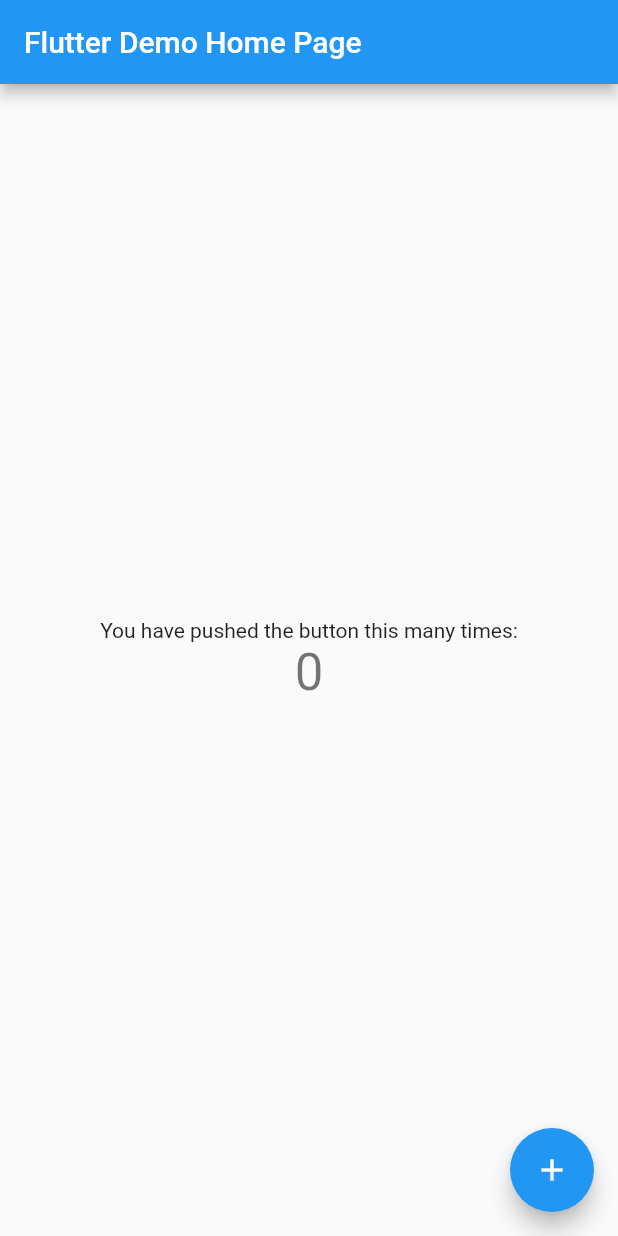
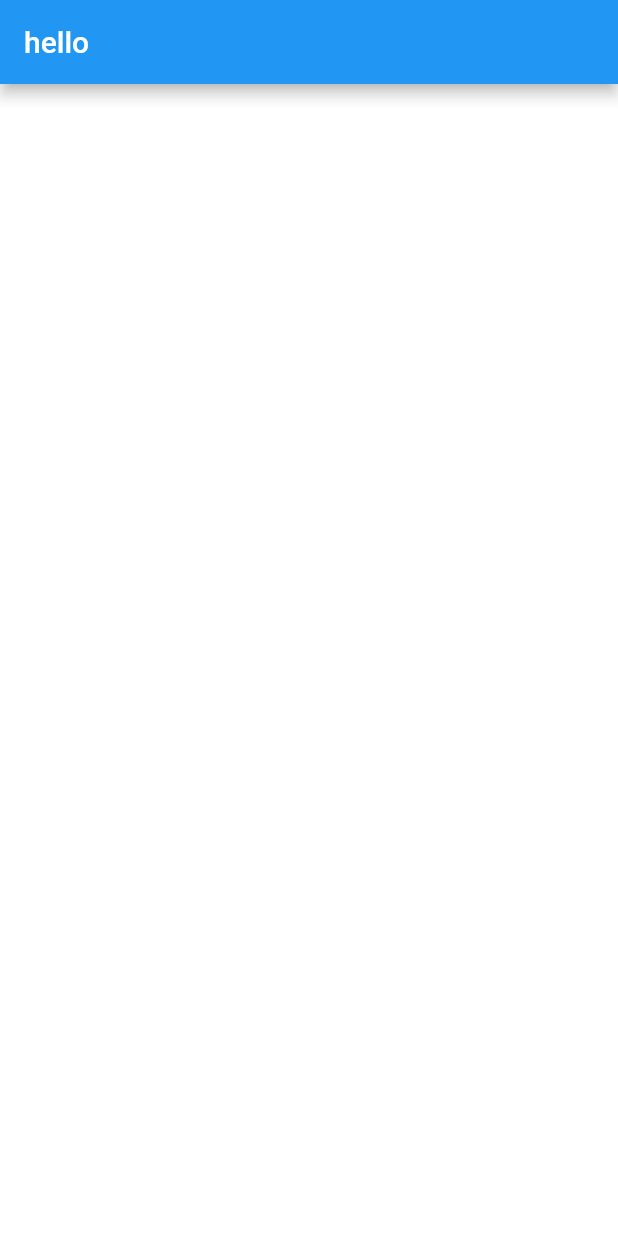
Before and after one commit to nishtha-dev/Inherited_widget_explore, a Flutter app: the screen it shows after launch, on a phone screen of 412 x 824 dp. Run offline on Flutter 3.47's test engine with Material 2 defaults, Android fonts, the phone set to English and light mode, and no system bars.

Commit message:
first commit

```diff
--- a/lib/main.dart
+++ b/lib/main.dart
@@ -1,4 +1,5 @@
 import 'package:flutter/material.dart';
+import 'package:uuid/uuid.dart';
 
 void main() {
   runApp(const MyApp());
@@ -11,105 +12,81 @@
   @override
   Widget build(BuildContext context) {
     return MaterialApp(
+      debugShowCheckedModeBanner: false,
       title: 'Flutter Demo',
       theme: ThemeData(
-        // This is the theme of your application.
-        //
-        // Try running your application with "flutter run". You'll see the
-        // application has a blue toolbar. Then, without quitting the app, try
-        // changing the primarySwatch below to Colors.green and then invoke
-        // "hot reload" (press "r" in the console where you ran "flutter run",
-        // or simply save your changes to "hot reload" in a Flutter IDE).
-        // Notice that the counter didn't reset back to zero; the application
-        // is not restarted.
         primarySwatch: Colors.blue,
       ),
-      home: const MyHomePage(title: 'Flutter Demo Home Page'),
+      home: ApiProvider(
+        api: Api(),
+        child: const HomePage()),
     );
   }
 }
 
-class MyHomePage extends StatefulWidget {
-  const MyHomePage({Key? key, required this.title}) : super(key: key);
-
-  // This widget is the home page of your application. It is stateful, meaning
-  // that it has a State object (defined below) that contains fields that affect
-  // how it looks.
-
-  // This class is the configuration for the state. It holds the values (in this
-  // case the title) provided by the parent (in this case the App widget) and
-  // used by the build method of the State. Fields in a Widget subclass are
-  // always marked "final".
-
-  final String title;
+class HomePage extends StatefulWidget {
+  const HomePage({Key? key}) : super(key: key);
 
   @override
-  State<MyHomePage> createState() => _MyHomePageState();
+  State<HomePage> createState() => _HomePageState();
 }
 
-class _MyHomePageState extends State<MyHomePage> {
-  int _counter = 0;
-
-  void _incrementCounter() {
-    setState(() {
-      // This call to setState tells the Flutter framework that something has
-      // changed in this State, which causes it to rerun the build method below
-      // so that the display can reflect the updated values. If we changed
-      // _counter without calling setState(), then the build method would not be
-      // called again, and so nothing would appear to happen.
-      _counter++;
-    });
-  }
+class _HomePageState extends State<HomePage> {
+  String title = 'hello';
 
   @override
   Widget build(BuildContext context) {
-    // This method is rerun every time setState is called, for instance as done
-    // by the _incrementCounter method above.
-    //
-    // The Flutter framework has been optimized to make rerunning build methods
-    // fast, so that you can just rebuild anything that needs updating rather
-    // than having to individually change instances of widgets.
     return Scaffold(
       appBar: AppBar(
-        // Here we take the value from the MyHomePage object that was created by
-        // the App.build method, and use it to set our appbar title.
-        title: Text(widget.title),
+        title: Text(title),
       ),
-      body: Center(
-        // Center is a layout widget. It takes a single child and positions it
-        // in the middle of the parent.
-        child: Column(
-          // Column is also a layout widget. It takes a list of children and
-          // arranges them vertically. By default, it sizes itself to fit its
-          // children horizontally, and tries to be as tall as its parent.
-          //
-          // Invoke "debug painting" (press "p" in the console, choose the
-          // "Toggle Debug Paint" action from the Flutter Inspector in Android
-          // Studio, or the "Toggle Debug Paint" command in Visual Studio Code)
-          // to see the wireframe for each widget.
-          //
-          // Column has various properties to control how it sizes itself and
-          // how it positions its children. Here we use mainAxisAlignment to
-          // center the children vertically; the main axis here is the vertical
-          // axis because Columns are vertical (the cross axis would be
-          // horizontal).
-          mainAxisAlignment: MainAxisAlignment.center,
-          children: <Widget>[
-            const Text(
-              'You have pushed the button this many times:',
-            ),
-            Text(
-              '$_counter',
-              style: Theme.of(context).textTheme.headline4,
-            ),
-          ],
-        ),
-      ),
-      floatingActionButton: FloatingActionButton(
-        onPressed: _incrementCounter,
-        tooltip: 'Increment',
-        child: const Icon(Icons.add),
-      ), // This trailing comma makes auto-formatting nicer for build methods.
+      body: GestureDetector(
+          onTap: () {
+            setState(() {
+              title = DateTime.now().toIso8601String();
+            });
+          },
+          child: Container(
+            color: Colors.white,
+          )),
     );
   }
 }
+
+class ApiProvider extends InheritedWidget {
+  final String uuid;
+  final Api api;
+  ApiProvider({
+    Key? key,
+    required this.api,
+    required Widget child,
+  })  : uuid = const Uuid().v4(),
+        super(child: child);
+
+  @override
+  bool updateShouldNotify(covariant ApiProvider oldWidget) {
+    if (uuid != oldWidget.uuid) {
+      return true;
+    }
+    return false;
+  }
+
+  static ApiProvider of(BuildContext context) {
+    return context.dependOnInheritedWidgetOfExactType<ApiProvider>()!;
+  }
+}
+
+class Api {
+  String? dateAndTime;
+
+  Future<String> getDateAndTime() {
+    return Future.delayed(
+        const Duration(
+          seconds: 1,
+        ),
+        () => DateTime.now().toIso8601String()).then((value) {
+      dateAndTime = value;
+      return value;
+    });
+  }
+}
```
